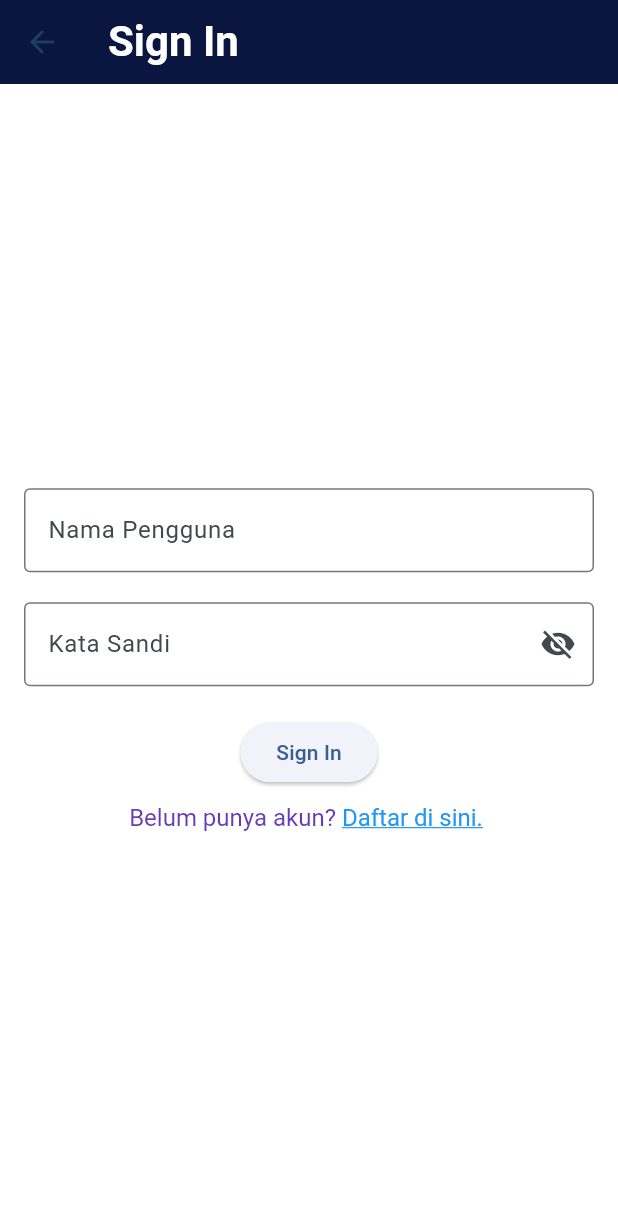
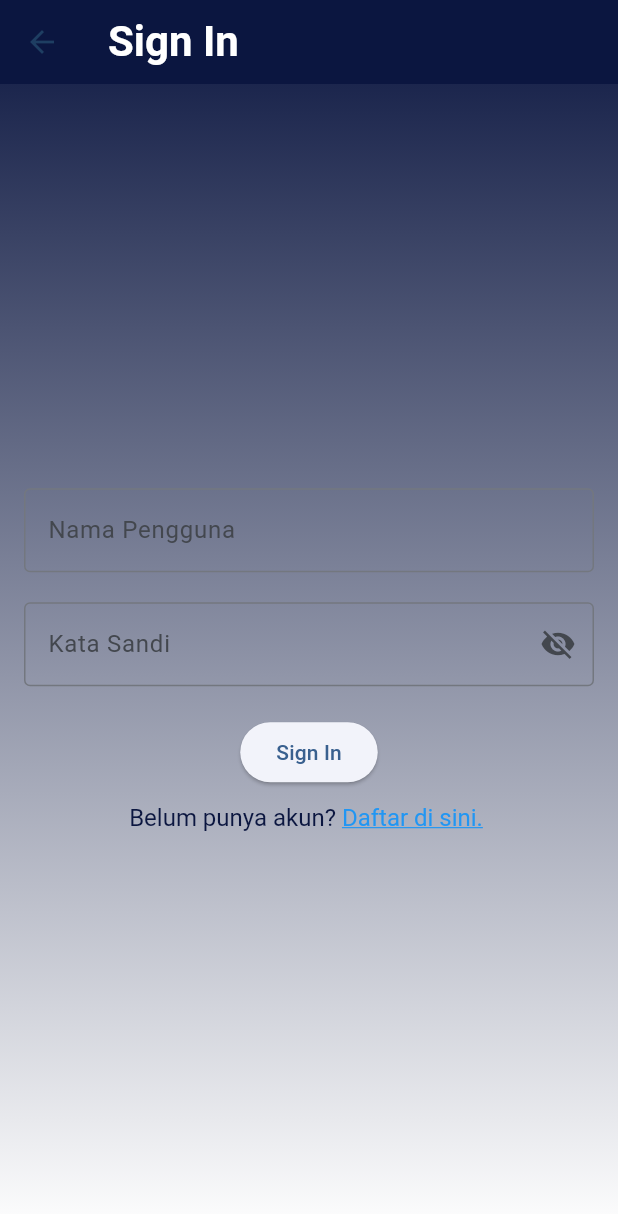
Before and after one commit to NicholasTan24/Games-R-R, a Flutter app: the screen it shows after launch, item 4 of the bottom bar chosen, after a tap on "Sign In", on a phone screen of 412 x 824 dp. Shown: the top 1214 px of the screen. Run offline on Flutter 3.47's test engine with Material 3 defaults, Android fonts, the phone set to English and light mode, and no system bars; our stand-ins replace cached_network_image, shared_preferences; missing offline and left inert: encrypt.

Commit message:
Menambahkan fungsi pada profilescreen
membuat signinscreen screen memverikan nilai true jika sudah login dan menampilkan fullname,username,dan juga password yang di obscure pada profileScreen

```diff
--- a/lib/main.dart
+++ b/lib/main.dart
@@ -39,7 +39,7 @@ class MyApp extends StatelessWidget {
         routes:{
           '/SignInScreen' : (context) => SignInscreen(),
           '/SignUpScreen' : (context) => SignUpScreen(),
-          '/Profile' : (context) => const SearchScreen(),
+          '/Profile' : (context) => const ProfileScreen(),
         }
     );
   }
--- a/lib/screens/Sign_In.dart
+++ b/lib/screens/Sign_In.dart
@@ -1,5 +1,6 @@
 import 'package:flutter/material.dart';
 import 'package:flutter/gestures.dart';
+import 'package:games_rr/Widgets/CostumeBackGround.dart';
 import 'package:shared_preferences/shared_preferences.dart';
 import 'package:encrypt/encrypt.dart' as encrypt;
 
@@ -64,7 +65,7 @@ class _SignInscreenState extends State<SignInscreen> {
             });
             //sign in berhasil, navigasikan ke layar utama
             WidgetsBinding.instance.addPostFrameCallback((_) {
-              Navigator.pushReplacementNamed(context, '/');
+              Navigator.pushReplacementNamed(context, '/Profile',arguments: true);
             });
             print('Sign in succeeded');
           } else {
@@ -83,7 +84,8 @@ class _SignInscreenState extends State<SignInscreen> {
 
   @override
   Widget build(BuildContext context) {
-    return Scaffold(
+    return CostumeGradient(
+      child: Scaffold(
         //TODO: 2. Pasang Appbar
         appBar: AppBar(title: Text('Sign In'),),
         //TODO: 3. Pasang body
@@ -141,7 +143,7 @@ class _SignInscreenState extends State<SignInscreen> {
                     RichText(
                       text: TextSpan(
                         text: 'Belum punya akun? ',
-                      style: TextStyle(fontSize: 16, color:  Colors.deepPurple),
+                        style: TextStyle(fontSize: 16, color:  Color(0xFF0b1640)),
                         children: <TextSpan>[
                           TextSpan(
                             text: 'Daftar di sini. ',
@@ -164,6 +166,7 @@ class _SignInscreenState extends State<SignInscreen> {
             ),
           ),
         ),
+      ),
     );
 
   }
--- a/lib/screens/Sign_Up.dart
+++ b/lib/screens/Sign_Up.dart
@@ -1,5 +1,5 @@
 import 'package:flutter/material.dart';
-import 'package:flutter/gestures.dart';
+import 'package:games_rr/Widgets/CostumeBackGround.dart';
 import 'package:shared_preferences/shared_preferences.dart';
 import 'package:encrypt/encrypt.dart' as encrypt;
 
@@ -18,7 +18,6 @@ class _SignUpScreenState extends State<SignUpScreen> {
   final TextEditingController _passwordController = TextEditingController();
 
   String _errorText = '';
-
   bool _obscurePassword = true;
 
   //TODO: 2.Membuat method _signUp
@@ -76,7 +75,8 @@ class _SignUpScreenState extends State<SignUpScreen> {
   }
   @override
   Widget build(BuildContext context) {
-    return Scaffold(
+    return CostumeGradient(
+      child: Scaffold(
         // TODO: 2. Pasang AppBar
         appBar: AppBar(title: Text('Sign Up')),
         // TODO: 3. Pasang body
@@ -137,5 +137,6 @@ class _SignUpScreenState extends State<SignUpScreen> {
             ),
           ),
         ),
+      ),
     );
   }}
--- a/lib/screens/profile_screen.dart
+++ b/lib/screens/profile_screen.dart
@@ -1,4 +1,6 @@
 import 'package:flutter/material.dart';
+import 'package:shared_preferences/shared_preferences.dart';
+import 'package:encrypt/encrypt.dart' as encrypt;
 
 class ProfileScreen extends StatefulWidget {
   const ProfileScreen({super.key});
@@ -9,25 +11,71 @@ class ProfileScreen extends StatefulWidget {
 
 class _ProfileScreenState extends State<ProfileScreen> {
   // TODO: 1.Deklarasikan variabel yang dibutuhkan
+  // TODO: 1.Deklarasikan variabel yang dibutuhkan
   bool isSignedIn = false;
   String fullName = '';
   String userName = '';
-  int favoriteCandiCount = 0;
+  int wishListCount = 0;
   String password = '';
 
+  @override
+  void initState() {
+    super.initState();
+  }
 
-  // TODO 5. Implementasi fungsi signIn
-  void signIn(){
-    Navigator.pushNamed(context, '/SignInScreen');
+  // mengmabil data dari signUpScreen
+  Future<void> _loadUserData() async {
+    final prefs = await SharedPreferences.getInstance();
+
+    // mengambil key untuk melakukan dekripsi
+    final String? keyBase64 = prefs.getString('key');
+    final String? ivBase64 = prefs.getString('iv');
+
+
+    if (keyBase64 != null && ivBase64 != null) {
+      final key = encrypt.Key.fromBase64(keyBase64);
+      final iv = encrypt.IV.fromBase64(ivBase64);
+      final encrypter = encrypt.Encrypter(encrypt.AES(key));
+
+      // mengambil data yang dienkripsi
+      final String? encryptedFullName = prefs.getString('fullname');
+      final String? encryptedUserName = prefs.getString('username');
+      final String? encryptedPassword = prefs.getString('password');
+
+      if (encryptedFullName != null && encryptedUserName != null && encryptedPassword != null) {
+        // melakukan deskripsi data
+        final decryptedFullName = encrypter.decrypt64(encryptedFullName, iv: iv);
+        final decryptedUserName = encrypter.decrypt64(encryptedUserName, iv: iv);
+        final decryptedPassword = encrypter.decrypt64(encryptedPassword, iv: iv);
+
+        setState(() {
+          fullName = decryptedFullName;
+          userName = decryptedUserName;
+          password = decryptedPassword;
+        });
+      }
+    }
   }
-  // TODO 6. Implementasi fungsi signOut
-  void signOut(){
-    setState(() {
-      isSignedIn = !isSignedIn;
-    });
-  }
+
   @override
   Widget build(BuildContext context) {
+    final bool? signedInStatus = ModalRoute.of(context)?.settings.arguments as bool?;
+    isSignedIn = signedInStatus ?? false;//mengambil nilai true dari signInScreen
+
+    if (isSignedIn) {
+      _loadUserData(); // menjalankan proses data pengguna jika sudah login
+    }
+
+    void signIn() {
+      Navigator.pushNamed(context, '/SignInScreen');
+    }
+
+    void signOut() {
+      setState(() {
+        isSignedIn = false;
+      });
+    }
+
     return Scaffold(
       body: Stack(
         children: [
@@ -40,7 +88,7 @@ class _ProfileScreenState extends State<ProfileScreen> {
             padding: const EdgeInsets.symmetric(horizontal: 16),
             child: Column(
               children: [
-                //TODO: 2. Buat bagian ProfileHeader yang berisi gambar profil
+                // ProfileHeader
                 Align(
                   alignment: Alignment.topCenter,
                   child: Padding(
@@ -53,127 +101,126 @@ class _ProfileScreenState extends State<ProfileScreen> {
                             border: Border.all(color: Colors.black38, width: 2),
                             shape: BoxShape.circle,
                           ),
-                          child: CircleAvatar(
+                          child: const CircleAvatar(
                             radius: 50,
                             backgroundImage:
-                            AssetImage('images/placeholder_image.png'),
+                            AssetImage('GambarGame/placeholder.png'),
                           ),
                         ),
                         if (isSignedIn)
                           IconButton(
-                              onPressed: () {},
-                              icon: Icon(Icons.camera_alt,
-                                  color: Colors.black))
+                            onPressed: () {},
+                            icon: const Icon(Icons.camera_alt, color: Colors.black),
+                          ),
                       ],
                     ),
                   ),
                 ),
-                //TODO: 3. Buat bagian ProfileInfo yang berisi info profil
-                // Baris Pengguna
-                SizedBox(height: 4),
-                Divider(color: Colors.black),
-                SizedBox(height: 4),
+                const SizedBox(height: 4),
+                const Divider(color: Colors.black),
+                const SizedBox(height: 4),
+
+                // Profile Info - Pengguna
                 Row(
                   children: [
-                    SizedBox(width: MediaQuery.of(context).size.width / 3,
-                      child: Row(
+                    SizedBox(
+                      width: MediaQuery.of(context).size.width / 3,
+                      child: const Row(
                         children: [
                           Icon(Icons.perm_contact_calendar_outlined, color: Colors.blueAccent),
                           SizedBox(width: 8),
-                          Text('Pengguna',style: TextStyle(
-                              fontSize: 18, fontWeight: FontWeight.bold)
-                          )
+                          Text('Pengguna', style: TextStyle(fontSize: 18, fontWeight: FontWeight.bold)),
                         ],
                       ),
                     ),
                     Expanded(
-                      child: Text(': $userName', style: TextStyle(
-                          fontSize: 18),
-                      ),
+                      child: Text(': $userName', style: const TextStyle(fontSize: 18)),
                     ),
-                    if(isSignedIn) Icon(Icons.edit),
+                    if (isSignedIn) const Icon(Icons.edit),
                   ],
                 ),
-                // Baris Nama
-                SizedBox(height: 4),
-                Divider(color: Colors.black),
-                SizedBox(height: 4),
+
+                const SizedBox(height: 4),
+                const Divider(color: Colors.black),
+                const SizedBox(height: 4),
+
+                // Profile Info - Nama
                 Row(
                   children: [
-                    SizedBox(width: MediaQuery.of(context).size.width / 3,
-                      child: Row(
+                    SizedBox(
+                      width: MediaQuery.of(context).size.width / 3,
+                      child: const Row(
                         children: [
                           Icon(Icons.person, color: Colors.blue),
                           SizedBox(width: 8),
-                          Text('Nama',style: TextStyle(
-                              fontSize: 18, fontWeight: FontWeight.bold)
-                          )
+                          Text('Nama', style: TextStyle(fontSize: 18, fontWeight: FontWeight.bold)),
                         ],
                       ),
                     ),
                     Expanded(
-                      child: Text(': $fullName', style: TextStyle(
-                          fontSize: 18),
-                      ),
+                      child: Text(': $fullName', style: const TextStyle(fontSize: 18)),
                     ),
-                    if(isSignedIn) Icon(Icons.edit),
+                    if (isSignedIn) const Icon(Icons.edit),
                   ],
                 ),
-                // Baris Favorit
-                SizedBox(height: 4),
-                Divider(color: Colors.black),
-                SizedBox(height: 4),
+
+                const SizedBox(height: 4),
+                const Divider(color: Colors.black),
+                const SizedBox(height: 4),
+
+                // Profile Info - Password
                 Row(
                   children: [
-                    SizedBox(width: MediaQuery.of(context).size.width / 3,
-                      child: Row(
+                    SizedBox(
+                      width: MediaQuery.of(context).size.width / 3,
+                      child: const Row(
                         children: [
                           Icon(Icons.lock, color: Colors.black),
                           SizedBox(width: 8),
-                          Text('Password',style: TextStyle(
-                              fontSize: 18, fontWeight: FontWeight.bold)
-                          )
+                          Text('Password', style: TextStyle(fontSize: 18, fontWeight: FontWeight.bold)),
                         ],
                       ),
                     ),
                     Expanded(
-                      child: Text(': $password', style: TextStyle(
-                          fontSize: 18),
-                      ),
+                      child: Text( (':' + '*' * password.length), style: const TextStyle(fontSize: 18)),
                     ),
                   ],
                 ),
-                SizedBox(height: 4),
-                Divider(color: Colors.black),
-                SizedBox(height: 4),
+
+                const SizedBox(height: 4),
+                const Divider(color: Colors.black),
+                const SizedBox(height: 4),
+
+                // Profile Info - Favorit
                 Row(
                   children: [
-                    SizedBox(width: MediaQuery.of(context).size.width / 3,
-                      child: Row(
+                    SizedBox(
+                      width: MediaQuery.of(context).size.width / 3,
+                      child: const Row(
                         children: [
                           Icon(Icons.star, color: Colors.yellow),
                           SizedBox(width: 8),
-                          Text('Favorit',style: TextStyle(
-                              fontSize: 18, fontWeight: FontWeight.bold)
-                          )
+                          Text('WishList', style: TextStyle(fontSize: 18, fontWeight: FontWeight.bold)),
                         ],
                       ),
                     ),
-
                     Expanded(
-                      child: Text(': $favoriteCandiCount', style: TextStyle(
-                          fontSize: 18),
-                      ),
+                      child: Text(': $wishListCount', style: const TextStyle(fontSize: 18)),
                     ),
-                    if(isSignedIn) Icon(Icons.edit),
                   ],
                 ),
-                SizedBox(height: 4),
-                Divider(color: Colors.black),
-                SizedBox(height: 20),
-                //TODO: 4. Buat ProfileActions yang berisi TextButton sign in/out
-                isSignedIn ? TextButton(onPressed: signOut, child: Text('Sign Out'))
-                    : TextButton(onPressed: signIn, child: Text('Sign In', style: TextStyle(fontSize: 20, fontWeight: FontWeight.bold))),
+
+                const SizedBox(height: 4),
+                const Divider(color: Colors.black),
+                const SizedBox(height: 20),
+
+                // Profile Actions
+                isSignedIn
+                    ? TextButton(onPressed: signOut, child: const Text('Sign Out'))
+                    : TextButton(
+                  onPressed: signIn,
+                  child: const Text('Sign In', style: TextStyle(fontSize: 20, fontWeight: FontWeight.bold)),
+                ),
               ],
             ),
           )
```
Also changed, not shown: GambarGame/placeholder.png (added), 1 other file. Lines whose indentation alone changed are shown as unchanged.
